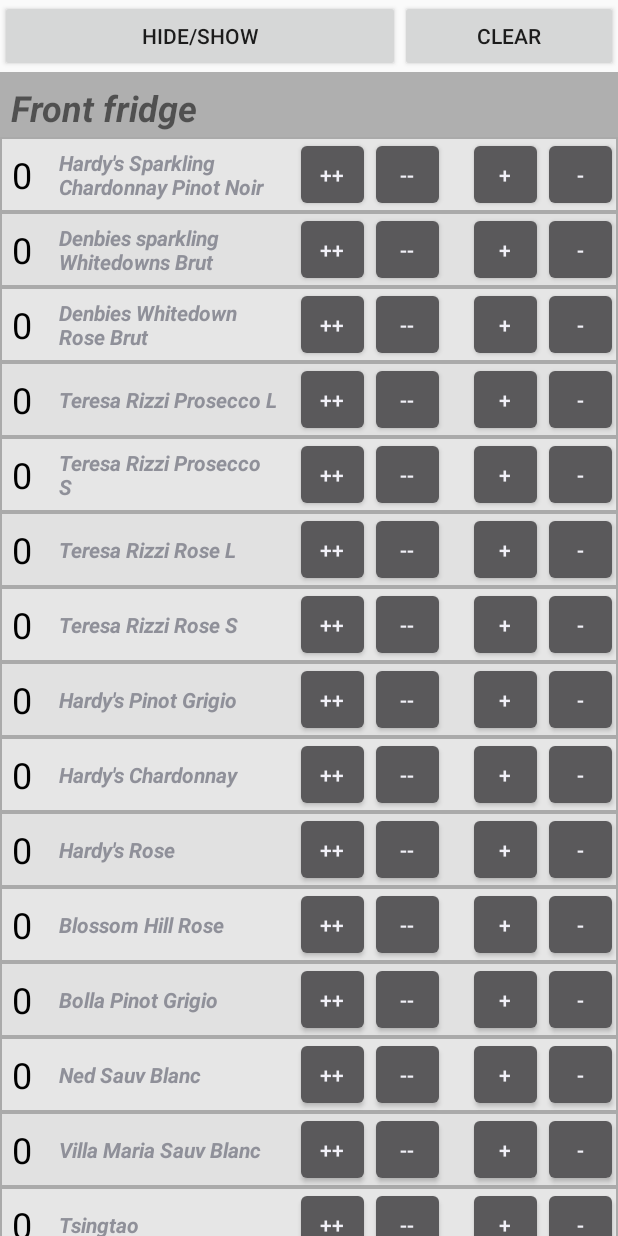
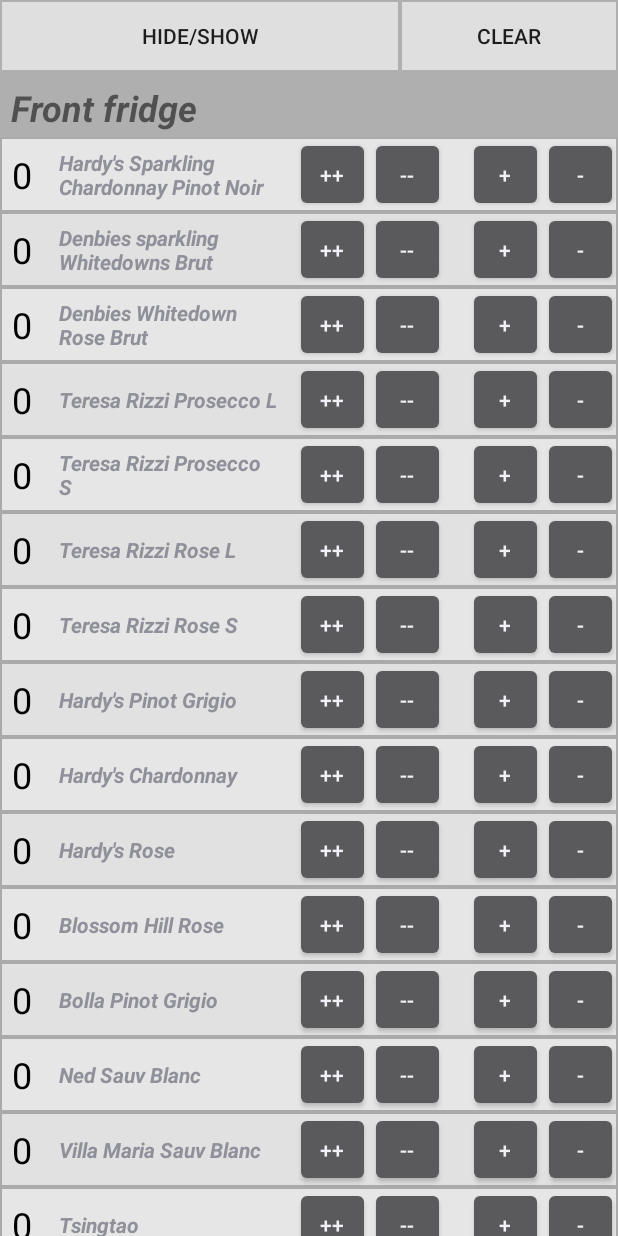
Before and after one commit to jamesscully/spoons-bottle-up, an Android app: the screen it shows after launch (MainActivity), on a phone screen of 412 x 824 dp. Run offline under Robolectric (Android 15) with nearby library versions, the phone set to English and light mode, and no system bars.

Commit message:
Pretty buttons, simplified layout

```diff
--- /dev/null
+++ b/app/src/main/res/drawable/button_test.xml
@@ -0,0 +1,18 @@
+<?xml version="1.0" encoding="UTF-8"?>
+<shape
+    xmlns:android="http://schemas.android.com/apk/res/android">
+    <stroke
+        android:width="1dp"
+        android:color="#afafaf"/>
+    <corners
+        android:radius="0dp" />
+
+    <padding
+        android:left="1dp"
+        android:right="1dp"
+        android:top="1dp"
+        android:bottom="1dp"/>
+
+    <solid android:color="#dfdfdf"/>
+
+</shape>
--- a/app/src/main/res/layout/activity_main.xml
+++ b/app/src/main/res/layout/activity_main.xml
@@ -1,6 +1,7 @@
 <?xml version="1.0" encoding="utf-8"?>
 <ScrollView xmlns:android="http://schemas.android.com/apk/res/android"
     xmlns:app="http://schemas.android.com/apk/res-auto"
+    xmlns:tools="http://schemas.android.com/tools"
     android:layout_width="fill_parent"
     android:layout_height="match_parent"
     android:fillViewport="true"
@@ -8,23 +9,21 @@
     android:padding="0dp"
     android:scrollbarStyle="outsideOverlay">
 
-    <RelativeLayout xmlns:android="http://schemas.android.com/apk/res/android"
+    <LinearLayout xmlns:android="http://schemas.android.com/apk/res/android"
         xmlns:app="http://schemas.android.com/apk/res-auto"
         xmlns:tools="http://schemas.android.com/tools"
+        android:id="@+id/ctnrBase"
         android:layout_width="match_parent"
-        android:layout_height="match_parent"
-        tools:context=".MainActivity"
+        android:layout_height="wrap_content"
+        android:adjustViewBounds="true"
+        android:orientation="vertical"
         app:layout_behavior="@string/appbar_scrolling_view_behavior"
-        android:adjustViewBounds="true">
+        tools:context=".MainActivity">
 
         <LinearLayout
+            android:id="@+id/ctnrBtns"
             android:layout_width="match_parent"
             android:layout_height="wrap_content"
-            android:orientation="vertical">
-
-            <LinearLayout
-                android:layout_width="match_parent"
-                android:layout_height="match_parent"
             android:orientation="horizontal">
 
             <Button
@@ -32,6 +31,7 @@
                 android:layout_width="209dp"
                 android:layout_height="wrap_content"
                 android:layout_weight="1"
+                android:background="@drawable/button_test"
                 android:text="Hide/Show" />
 
             <Button
@@ -39,6 +39,7 @@
                 android:layout_width="wrap_content"
                 android:layout_height="wrap_content"
                 android:layout_weight="1"
+                android:background="@drawable/button_test"
                 android:text="Clear" />
         </LinearLayout>
 
@@ -52,7 +53,8 @@
             android:paddingTop="7dp"
             android:text="Front fridge"
             android:textSize="24sp"
-                android:textStyle="bold|italic" />
+            android:textStyle="bold|italic"
+            tools:background="#f0f0f0" />
 
         <LinearLayout
             android:id="@+id/ctnrFirst"
@@ -75,7 +77,8 @@
             android:paddingTop="7dp"
             android:text="IPA Fridge"
             android:textSize="24sp"
-                android:textStyle="bold|italic" />
+            android:textStyle="bold|italic"
+            tools:background="#f0f0f0" />
 
         <LinearLayout
             android:id="@+id/ctnrIPA"
@@ -98,7 +101,8 @@
             android:paddingTop="7dp"
             android:text="Tonics"
             android:textSize="24sp"
-                android:textStyle="bold|italic" />
+            android:textStyle="bold|italic"
+            tools:background="#f0f0f0" />
 
         <LinearLayout
             android:id="@+id/ctnrTonic"
@@ -121,7 +125,8 @@
             android:paddingTop="7dp"
             android:text="Back Fridge"
             android:textSize="24sp"
-                android:textStyle="bold|italic" />
+            android:textStyle="bold|italic"
+            tools:background="#f0f0f0" />
 
         <LinearLayout
             android:id="@+id/ctnrBack"
@@ -135,7 +140,4 @@
         </LinearLayout>
 
     </LinearLayout>
-
-
-    </RelativeLayout>
 </ScrollView>
```
Lines whose indentation alone changed are shown as unchanged.
